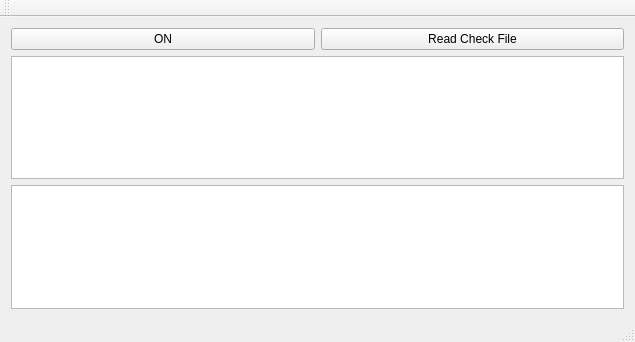
This is mainwindow.ui in n6nq/checking as Qt 5 draws it before an edit. The edited form follows.
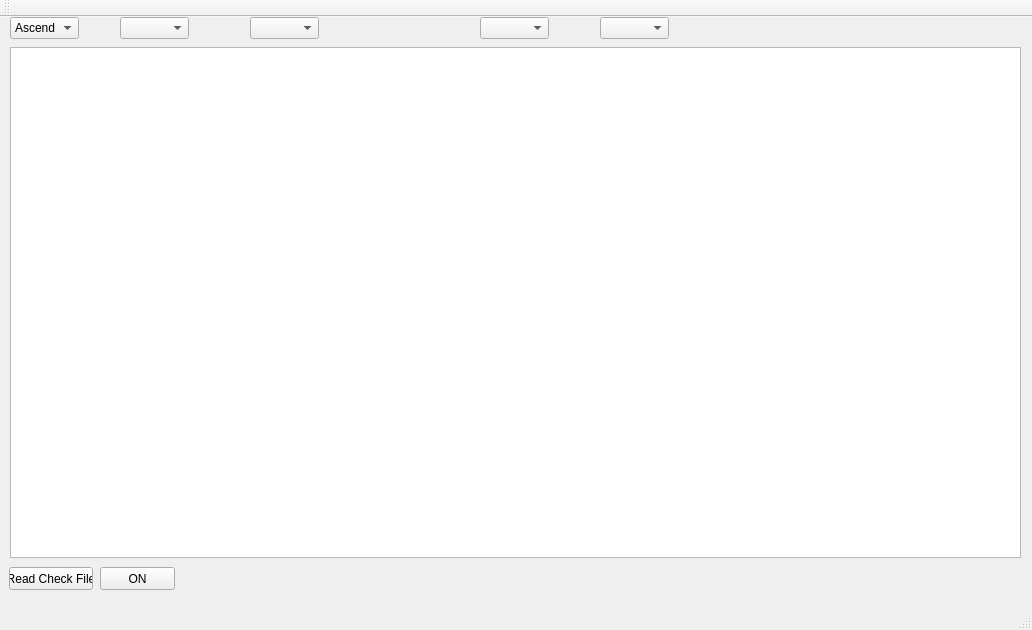
This is the edited form.

```diff
--- a/mainwindow.ui
+++ b/mainwindow.ui
@@ -6,50 +6,119 @@
    <rect>
     <x>0</x>
     <y>0</y>
-    <width>635</width>
-    <height>342</height>
+    <width>1032</width>
+    <height>630</height>
    </rect>
   </property>
   <property name="windowTitle">
    <string>MainWindow</string>
   </property>
   <widget class="QWidget" name="centralWidget">
-   <layout class="QGridLayout" name="gridLayout">
-    <item row="0" column="0">
      <widget class="QPushButton" name="btnOn">
+    <property name="geometry">
+     <rect>
+      <x>100</x>
+      <y>550</y>
+      <width>75</width>
+      <height>23</height>
+     </rect>
+    </property>
       <property name="text">
        <string>ON</string>
       </property>
      </widget>
-    </item>
-    <item row="0" column="1">
      <widget class="QPushButton" name="btnReadFile">
+    <property name="geometry">
+     <rect>
+      <x>9</x>
+      <y>550</y>
+      <width>84</width>
+      <height>23</height>
+     </rect>
+    </property>
       <property name="text">
        <string>Read Check File</string>
       </property>
      </widget>
-    </item>
-    <item row="1" column="0" colspan="2">
-     <widget class="QListWidget" name="listCategorized">
+   <widget class="QComboBox" name="cbCategory">
+    <property name="geometry">
+     <rect>
+      <x>10</x>
+      <y>0</y>
+      <width>69</width>
+      <height>22</height>
+     </rect>
+    </property>
       <property name="whatsThis">
-       <string>lstCategorized</string>
-      </property>
-      <property name="alternatingRowColors">
-       <bool>true</bool>
-      </property>
-      <property name="selectionMode">
-       <enum>QAbstractItemView::MultiSelection</enum>
-      </property>
-     </widget>
+     <string extracomment="Select sort order or category"/>
+    </property>
+    <property name="currentIndex">
+     <number>0</number>
+    </property>
+    <property name="modelColumn">
+     <number>0</number>
+    </property>
+    <item>
+     <property name="text">
+      <string>Ascend</string>
+     </property>
     </item>
-    <item row="2" column="0" colspan="2">
-     <widget class="QListWidget" name="listUnCategorized">
-      <property name="selectionMode">
-       <enum>QAbstractItemView::MultiSelection</enum>
-      </property>
-     </widget>
+    <item>
+     <property name="text">
+      <string>Descend</string>
+     </property>
     </item>
-   </layout>
+   </widget>
+   <widget class="QComboBox" name="cbDate">
+    <property name="geometry">
+     <rect>
+      <x>120</x>
+      <y>0</y>
+      <width>69</width>
+      <height>22</height>
+     </rect>
+    </property>
+   </widget>
+   <widget class="QComboBox" name="cbAmount">
+    <property name="geometry">
+     <rect>
+      <x>250</x>
+      <y>0</y>
+      <width>69</width>
+      <height>22</height>
+     </rect>
+    </property>
+   </widget>
+   <widget class="QComboBox" name="cbCheckNum">
+    <property name="geometry">
+     <rect>
+      <x>480</x>
+      <y>0</y>
+      <width>69</width>
+      <height>22</height>
+     </rect>
+    </property>
+   </widget>
+   <widget class="QComboBox" name="cbDescription">
+    <property name="geometry">
+     <rect>
+      <x>600</x>
+      <y>0</y>
+      <width>69</width>
+      <height>22</height>
+     </rect>
+    </property>
+   </widget>
+   <widget class="QListView" name="listEntries">
+    <property name="geometry">
+     <rect>
+      <x>10</x>
+      <y>30</y>
+      <width>1011</width>
+      <height>511</height>
+     </rect>
+    </property>
+   </widget>
   </widget>
   <widget class="QMenuBar" name="menuBar">
    <property name="geometry">
```
Left out of the diff: 2 changed lines with no effect on the pictures. Lines whose indentation alone changed are shown as unchanged.
